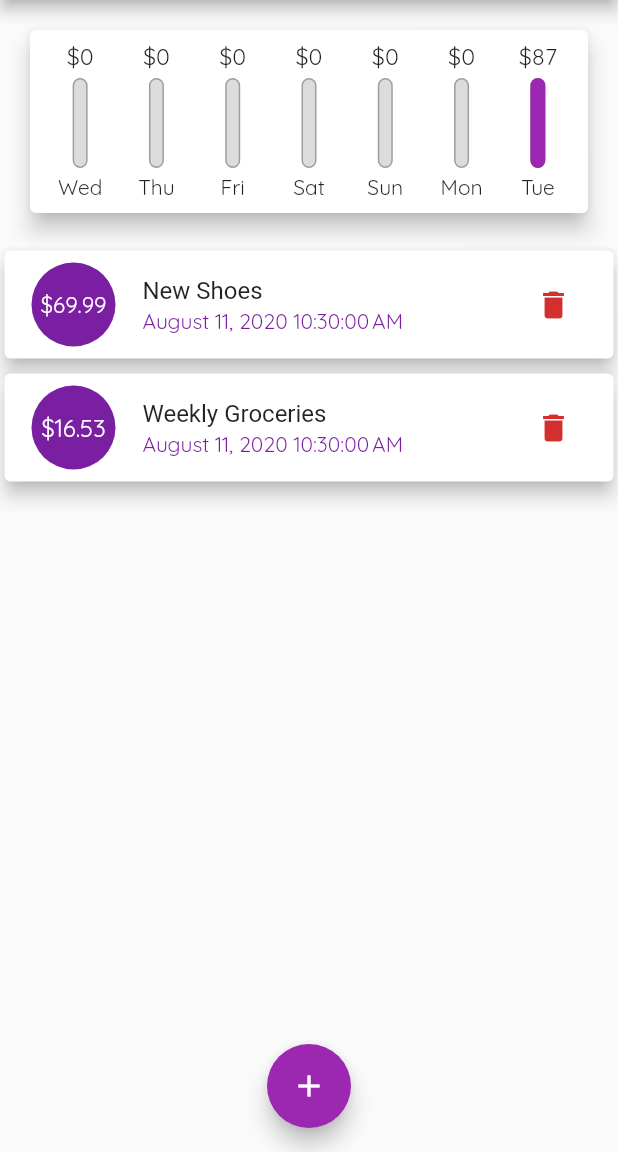
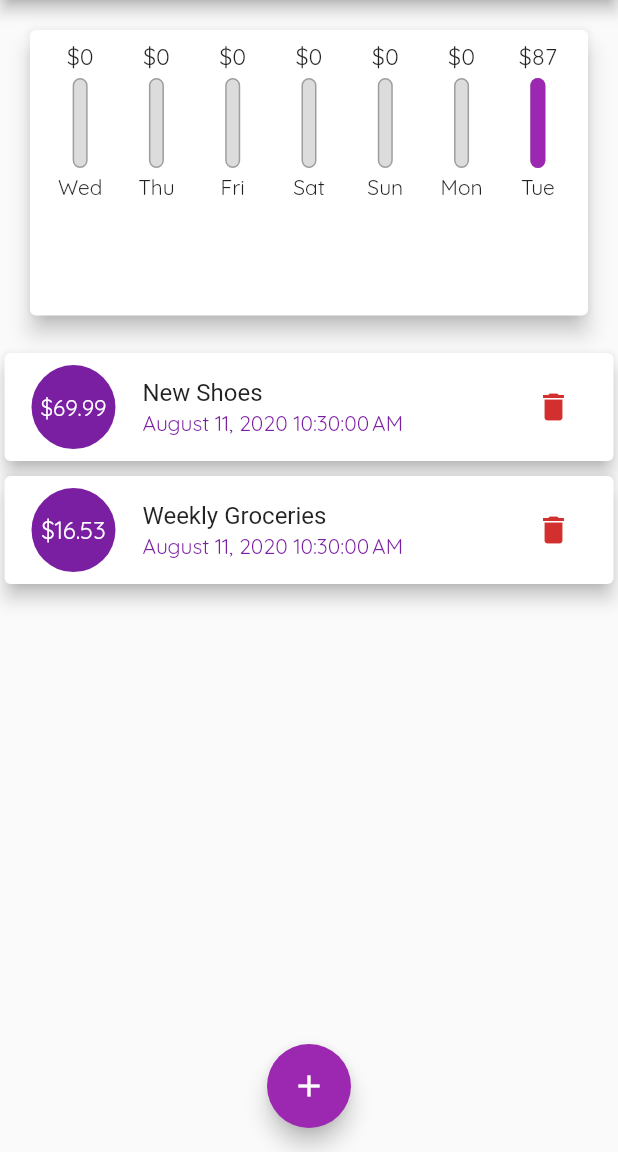
Before and after one commit to AdriaenXO/FlutterExpenses, a Flutter app: the screen it shows after launch, on a phone screen of 412 x 824 dp, the part 84-1236 px from its top. Run offline on Flutter 3.47's test engine with Material 2 defaults, Android fonts, the phone set to English and light mode, and no system bars.

Commit message:
height changes

```diff
--- a/lib/main.dart
+++ b/lib/main.dart
@@ -101,8 +101,7 @@ class _MyHomePageState extends State<MyHomePage> {
 
   @override
   Widget build(BuildContext context) {
-    return Scaffold(
-      appBar: AppBar(
+    final appBar = AppBar(
       title: Text('Personal Expenses'),
       actions: [
         IconButton(
@@ -110,16 +109,30 @@ class _MyHomePageState extends State<MyHomePage> {
           onPressed: () => _showModal(context),
         )
       ],
-      ),
+    );
+    return Scaffold(
+      appBar: appBar,
       body: SingleChildScrollView(
         child: Column(
           mainAxisAlignment: MainAxisAlignment.start,
           crossAxisAlignment: CrossAxisAlignment.stretch,
           children: [
-            Chart(_recentTransactions),
-            TransactionList(
+            Container(
+              height: (MediaQuery.of(context).size.height -
+                      appBar.preferredSize.height -
+                      MediaQuery.of(context).padding.top) *
+                  0.3,
+              child: Chart(_recentTransactions),
+            ),
+            Container(
+              height: (MediaQuery.of(context).size.height -
+                      appBar.preferredSize.height -
+                      MediaQuery.of(context).padding.top) *
+                  0.7,
+              child: TransactionList(
                 transactions: transactions,
                 removeHandler: _deleteTransaction,
+              ),
             ),
           ],
         ),
--- a/lib/widgets/transactions_list.dart
+++ b/lib/widgets/transactions_list.dart
@@ -14,7 +14,7 @@ class TransactionList extends StatelessWidget {
   @override
   Widget build(BuildContext context) {
     return Container(
-      height: 300,
+      //height: MediaQuery.of(context).size.height * 0.75,
       child: (transactions.isEmpty)
           ? Column(
               children: [
```
Lines whose indentation alone changed are shown as unchanged.
